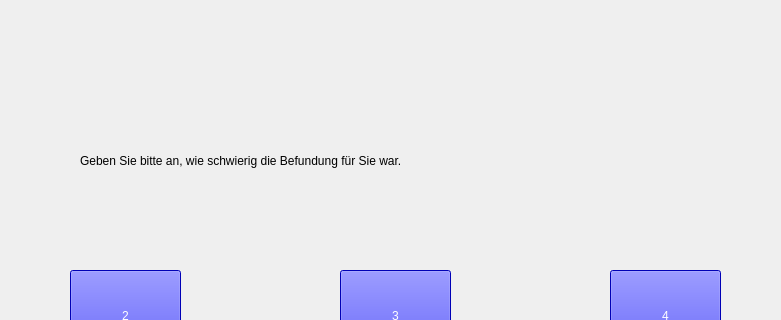
First picture: the form in forms/diff.ui, repository IKI-Lab/auscultation_AI_noise_exp, before the edit; both pictures show x 330 to 1111 and y 90 to 410 of the 1440 by 762 pixel window.
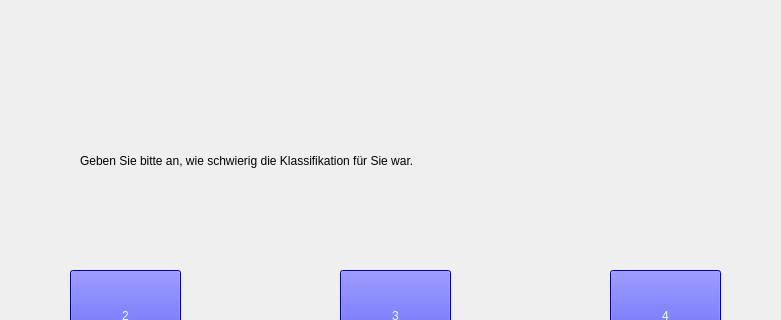
Second picture: the form after the edit.

Patch:
```diff
--- a/forms/diff.ui
+++ b/forms/diff.ui
@@ -27,7 +27,7 @@
 </string>
    </property>
    <property name="text">
-    <string>Geben Sie bitte an, wie schwierig die Befundung für Sie war.</string>
+    <string>Geben Sie bitte an, wie schwierig die Klassifikation für Sie war.</string>
    </property>
   </widget>
   <widget class="QPushButton" name="pushButton">
```
